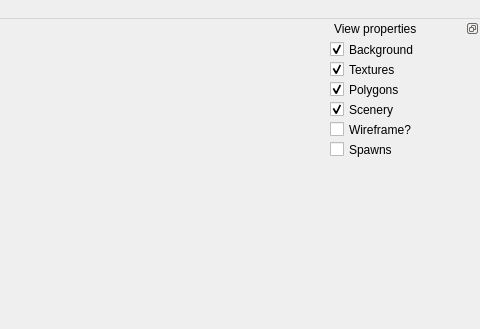
First picture: the form in ui/mainwindow.ui, repository jrgp/soldat-pymapper, before the edit; both pictures show x 520 to 1000 and y 0 to 329 of the 1000 by 800 pixel window.
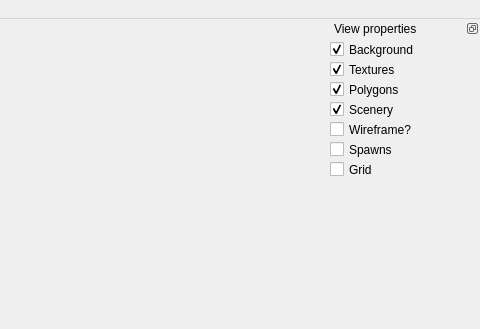
Second picture: the form after the edit.

Commit message: Adding toggle-able grid

The edit to the form file:
```diff
--- a/ui/mainwindow.ui
+++ b/ui/mainwindow.ui
@@ -167,6 +167,19 @@
       <string>Spawns</string>
      </property>
     </widget>
+    <widget class="QCheckBox" name="gridCheckBox">
+     <property name="geometry">
+      <rect>
+       <x>0</x>
+       <y>120</y>
+       <width>101</width>
+       <height>23</height>
+      </rect>
+     </property>
+     <property name="text">
+      <string>Grid</string>
+     </property>
+    </widget>
    </widget>
   </widget>
   <action name="actionOpen_Map">
```
The commit also changes 2 other files.
